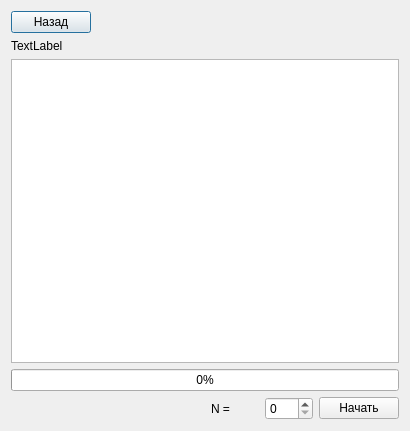
First picture: the form in ngramms.ui, repository KulikovaDaria/text-analysis, before the edit.
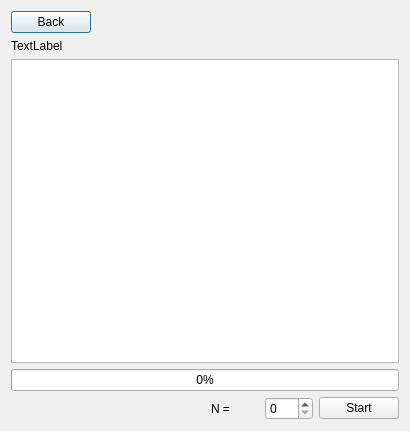
Second picture: the form after the edit.

Commit message: the interface language has been changed to English

```diff
--- a/ngramms.ui
+++ b/ngramms.ui
@@ -19,7 +19,7 @@
      <item>
       <widget class="QPushButton" name="back">
        <property name="text">
-        <string>Назад</string>
+        <string>Back</string>
        </property>
       </widget>
      </item>
@@ -86,7 +86,7 @@
      <item>
       <widget class="QPushButton" name="start">
        <property name="text">
-        <string>Начать</string>
+        <string>Start</string>
        </property>
       </widget>
      </item>
```
The commit also changes 7 other files.
